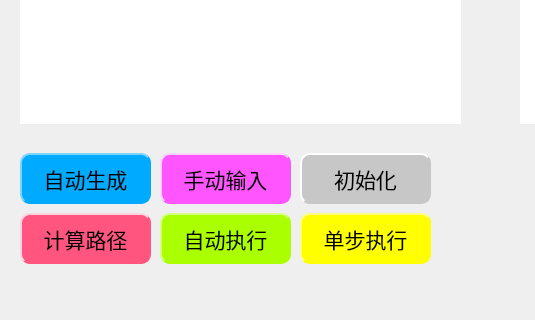
This is mainwindow.ui in dalao-li/Bashuma as Qt 5 draws it before an edit; both pictures show x 0 to 535 and y 537 to 857 of the 956 by 857 pixel window. The edited form follows.
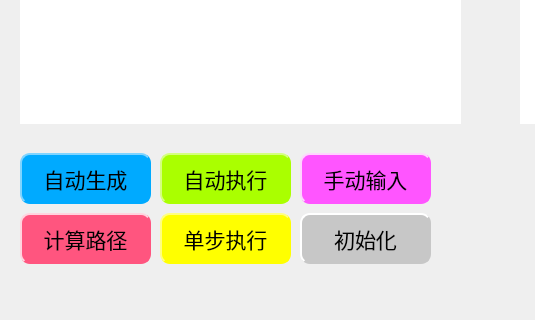
This is the edited form.

Commit message: 修改了按钮的位置

```diff
--- a/mainwindow.ui
+++ b/mainwindow.ui
@@ -543,7 +543,7 @@
     <property name="geometry">
      <rect>
       <x>160</x>
-      <y>750</y>
+      <y>690</y>
       <width>131</width>
       <height>51</height>
      </rect>
@@ -599,7 +599,7 @@
     <property name="geometry">
      <rect>
       <x>300</x>
-      <y>690</y>
+      <y>750</y>
       <width>131</width>
       <height>51</height>
      </rect>
@@ -625,7 +625,7 @@
    <widget class="QPushButton" name="manuOuputBtn">
     <property name="geometry">
      <rect>
-      <x>300</x>
+      <x>160</x>
       <y>750</y>
       <width>131</width>
       <height>51</height>
@@ -757,7 +757,7 @@
    <widget class="QPushButton" name="manuInputBtn">
     <property name="geometry">
      <rect>
-      <x>160</x>
+      <x>300</x>
       <y>690</y>
       <width>131</width>
       <height>51</height>
```
The commit also changes 5 other files.
